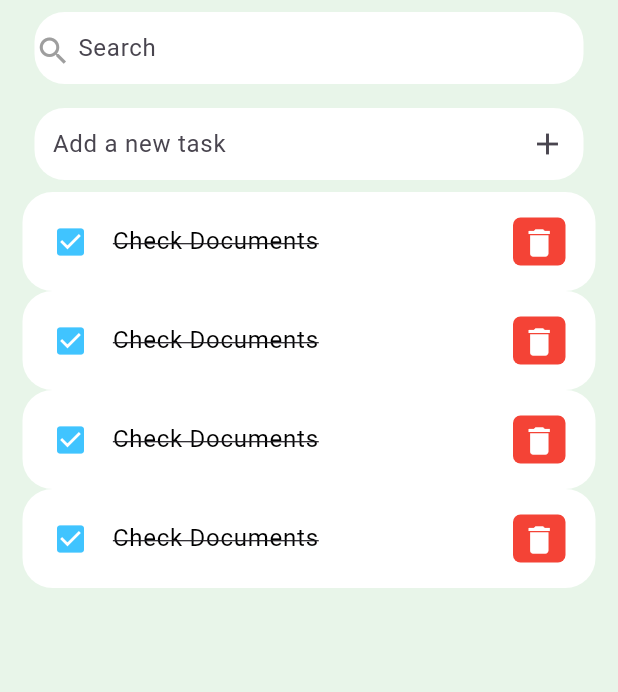
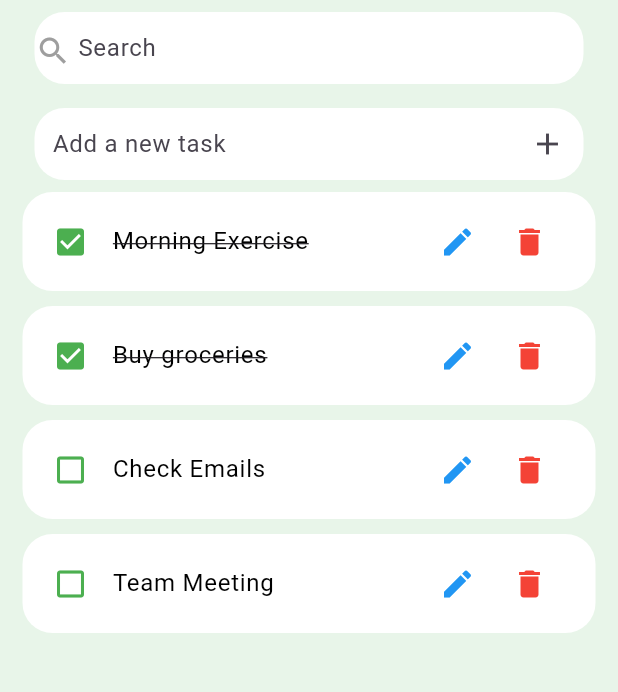
Before and after one commit to AbhishekPanchal009/PRODIGY_AD_02, a Flutter app: the screen it shows after launch, on a phone screen of 412 x 824 dp, the part 84-776 px from its top. Run offline on Flutter 3.47's test engine with Material 3 defaults, Android fonts, the light colour scheme and no system bars.

Commit message:
Added edit and toggle functionality to ToDo app

```diff
--- a/lib/model/todo.dart
+++ b/lib/model/todo.dart
@@ -1,7 +1,7 @@
 class ToDo {
-  String? id;
-  String? todoText;
-  bool? isDone;
+  String id;
+  String todoText;
+  bool isDone;
 
   ToDo({
     required this.id,
@@ -9,12 +9,12 @@ class ToDo {
     this.isDone = false,
   });
 
-  static List<ToDo> todolist(){
-    return[
-      ToDo(id: '01', todoText: 'Morning Excercise', isDone: true ),
-      ToDo(id: '02', todoText: 'Buy groceries', isDone: true ),
-      ToDo(id: '03', todoText: 'Check Emails' ),
-      ToDo(id: '04', todoText: 'Team Meeting' ),
+  static List<ToDo> todolist() {
+    return [
+      ToDo(id: '01', todoText: 'Morning Exercise', isDone: true),
+      ToDo(id: '02', todoText: 'Buy groceries', isDone: true),
+      ToDo(id: '03', todoText: 'Check Emails'),
+      ToDo(id: '04', todoText: 'Team Meeting'),
     ];
   }
 }
--- a/lib/widgets/todoitem.dart
+++ b/lib/widgets/todoitem.dart
@@ -1,47 +1,59 @@
 import 'package:flutter/material.dart';
+import '../model/todo.dart';
 
 class ToDoItem extends StatelessWidget {
+  final ToDo todo;
+  final VoidCallback onDelete;
+  final VoidCallback onEdit;
+  final VoidCallback onToggle;
 
+  const ToDoItem({
+    super.key,
+    required this.todo,
+    required this.onDelete,
+    required this.onEdit,
+    required this.onToggle,
+  });
 
   @override
   Widget build(BuildContext context) {
     return Container(
+      margin: EdgeInsets.only(bottom: 10),
       child: ListTile(
-        contentPadding: EdgeInsets.symmetric(horizontal: 20,vertical: 5),
-        onTap: () {
-          print('Clicked on To Do Item');
-        },
+        contentPadding: EdgeInsets.symmetric(horizontal: 20, vertical: 5),
+        onTap: onToggle,
         shape: RoundedRectangleBorder(
-            borderRadius: BorderRadius.circular(20)
+          borderRadius: BorderRadius.circular(20),
         ),
         tileColor: Colors.white,
-        leading: Icon(Icons.check_box,
-          color: Colors.lightBlueAccent,
+        leading: Icon(
+          todo.isDone
+              ? Icons.check_box
+              : Icons.check_box_outline_blank,
+          color: Colors.green,
         ),
-        title: Text('Check Documents',
-          style: TextStyle(fontSize: 16,
-              color:Colors.black,
-            decoration: TextDecoration.lineThrough,
 
+        title: Text(
+          todo.todoText,
+          style: TextStyle(
+            fontSize: 16,
+            color: Colors.black,
+            decoration:
+            todo.isDone ? TextDecoration.lineThrough : null,
           ),
         ),
-        trailing: Container(
-          padding: EdgeInsets.all(0),
-          margin: EdgeInsets.symmetric(vertical: 12),
-          height: 35,
-          width: 35,
-          decoration: BoxDecoration(
-            color: Colors.red,
-            borderRadius: BorderRadius.circular(5)
-          ),
-          child:IconButton(
-            padding: EdgeInsets.all(5),
-            color: Colors.white,
-            icon: Icon(Icons.delete),
-            onPressed: (){
-              print('pressed on delete icon');
-            },
-          ),
+        trailing: Row(
+          mainAxisSize: MainAxisSize.min,
+          children: [
+            IconButton(
+              icon: Icon(Icons.edit, color: Colors.blue),
+              onPressed: onEdit,
+            ),
+            IconButton(
+              icon: Icon(Icons.delete, color: Colors.red),
+              onPressed: onDelete,
+            ),
+          ],
         ),
       ),
     );
```
Also changed, not shown: lib/main.dart (+49 -2 lines).
